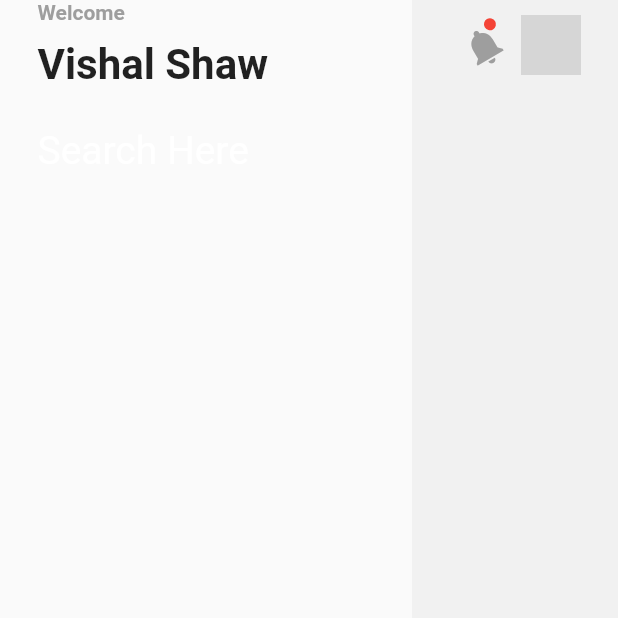
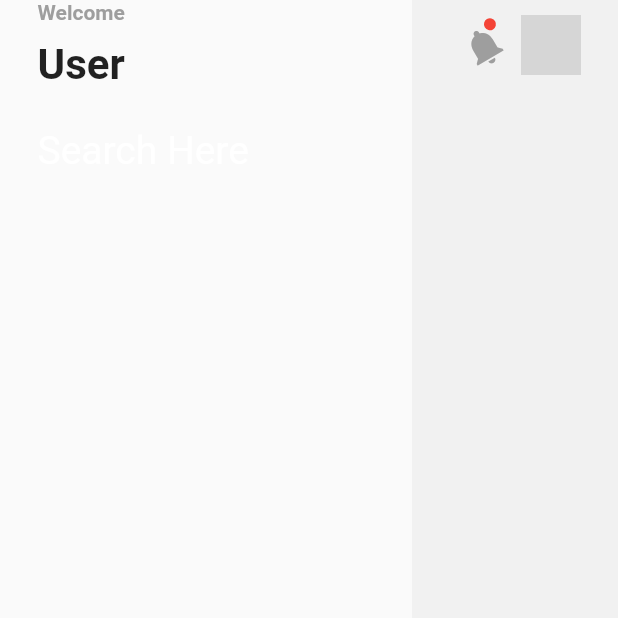
Before and after one commit to VishalSh-Dev/job_finder_app, a Flutter app: the screen it shows after launch, on a phone screen of 412 x 824 dp, the top half of it. Run offline on Flutter 3.47's test engine with Material 2 defaults, Android fonts, the phone set to English and light mode, and no system bars; network calls fail; grey boxes are pictures that could not be loaded.

Commit message:
Update home_app_bar.dart

```diff
--- a/lib/screens/home/home_app_bar.dart
+++ b/lib/screens/home/home_app_bar.dart
@@ -22,7 +22,7 @@ class HomeAppBar extends StatelessWidget {
               ),
               SizedBox(height: 10),
               Text(
-                'Vishal Shaw',
+                'User',
                 style: TextStyle(fontWeight: FontWeight.bold, fontSize: 28),
               )
             ],
```
